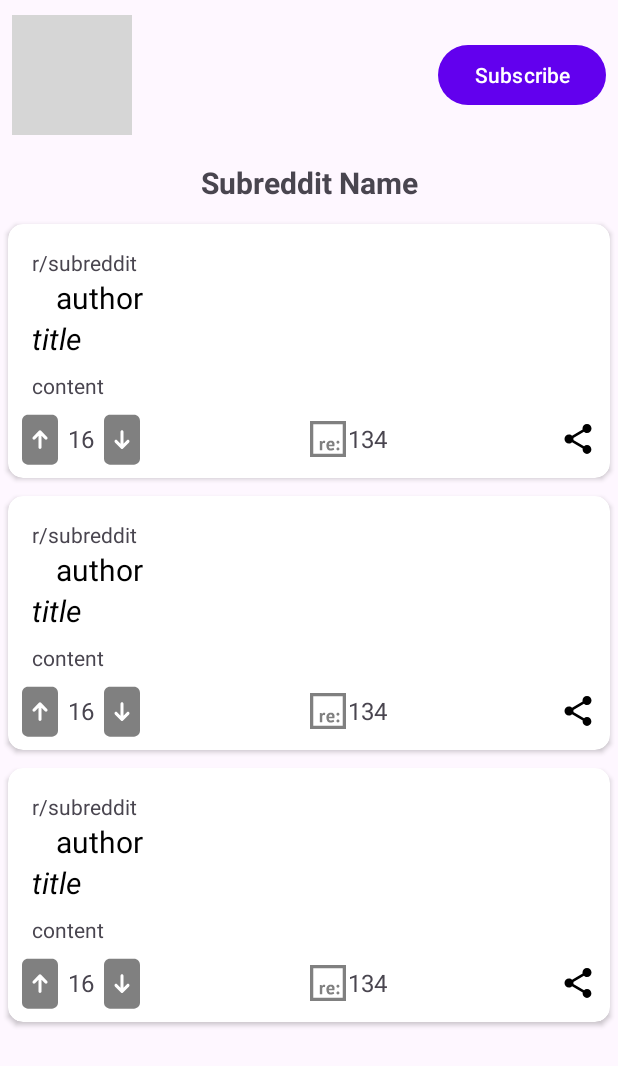
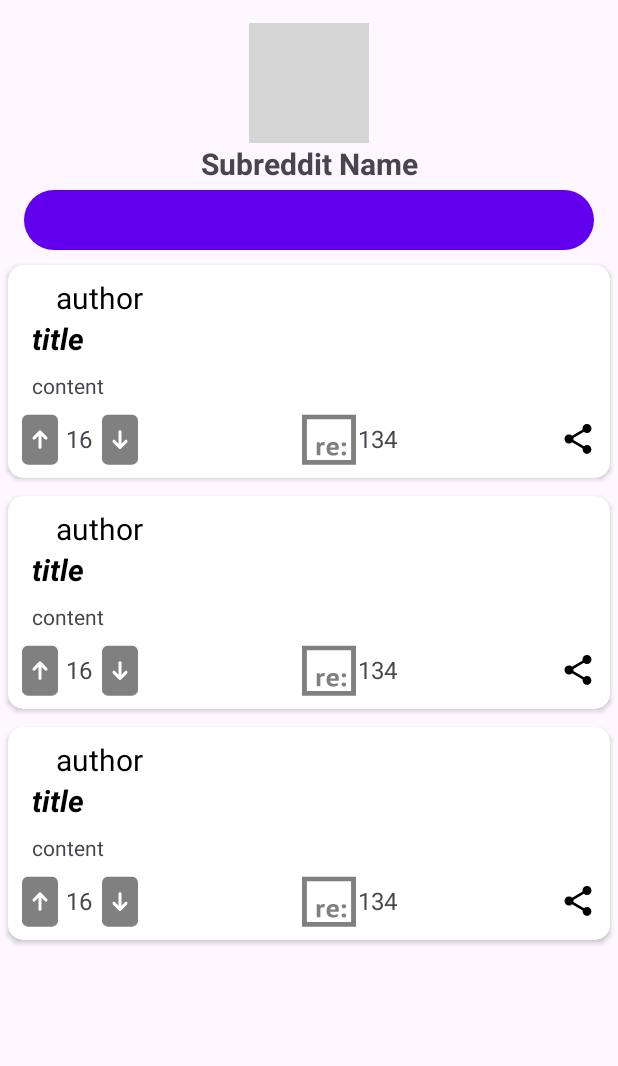
Before and after one commit to AntonVasilev2050/Humblrrr, an Android app: the layout fragment_posts.xml on its own in the app's theme, with its tools: preview values and no code run, on a phone screen of 412 x 824 dp. Shown: the top 1066 px of the screen. Run offline under Robolectric (Android 15) with nearby library versions, the phone set to English and light mode, and no system bars; grey boxes are pictures that could not be loaded.

```diff
--- a/app/src/main/java/com/avv2050soft/humblrrr/domain/repository/RedditRepository.kt
+++ b/app/src/main/java/com/avv2050soft/humblrrr/domain/repository/RedditRepository.kt
@@ -8,6 +8,7 @@ interface RedditRepository {
     suspend fun getNewSubreddits(afterKey: String): Response
     suspend fun getPopularSubreddits(afterKey: String): Response
     suspend fun searchSubreddits(query: String, afterKey: String): Response
+    suspend fun getComments(postId: String) : List<Response>
     suspend fun vote(dir: Int, id: String)
     suspend fun subscribeUnsubscribe(action: String, displayName: String)
     suspend fun getUserInfo(userName: String): UserInfo
@@ -15,4 +16,6 @@ interface RedditRepository {
     suspend fun loadFavoriteSubreddits(afterKey: String): Response
     suspend fun loadFavoritePosts(afterKey: String, userName: String, type: String): Response
     suspend fun getUserProfile(): UserProfile
+    suspend fun makeFriends(userName: String)
+    suspend fun doNotMakeFriends(userName: String)
 }
--- a/app/src/main/res/drawable/answer.xml
+++ b/app/src/main/res/drawable/answer.xml
@@ -1,6 +1,6 @@
 <vector xmlns:android="http://schemas.android.com/apk/res/android"
-    android:width="24dp"
-    android:height="26dp"
+    android:width="36dp"
+    android:height="36dp"
     android:viewportWidth="12"
     android:viewportHeight="13">
   <path
--- a/app/src/main/res/layout/fragment_posts.xml
+++ b/app/src/main/res/layout/fragment_posts.xml
@@ -9,33 +9,32 @@
     <ImageView
         android:id="@+id/imageViewSubredditImage"
         android:layout_width="0dp"
-        android:layout_height="100dp"
+        android:layout_height="85dp"
         android:scaleType="fitXY"
         app:layout_constraintEnd_toEndOf="parent"
         app:layout_constraintStart_toStartOf="parent"
-        app:layout_constraintTop_toTopOf="parent" />
+        app:layout_constraintTop_toTopOf="parent"
+        android:contentDescription="@string/subreddit_background_picture" />
 
     <TextView
         android:id="@+id/textViewSubredditName"
         android:layout_width="wrap_content"
         android:layout_height="wrap_content"
-        android:layout_marginTop="8dp"
         android:textSize="20sp"
         android:textStyle="bold"
         app:layout_constraintEnd_toEndOf="parent"
         app:layout_constraintStart_toStartOf="parent"
-        app:layout_constraintTop_toBottomOf="@+id/imageViewSubredditImage"
+        app:layout_constraintTop_toBottomOf="@+id/imageViewAvatar"
         tools:text="Subreddit Name" />
 
     <androidx.swiperefreshlayout.widget.SwipeRefreshLayout
         android:id="@+id/swipeRefresh"
-        android:layout_width="wrap_content"
+        android:layout_width="0dp"
         android:layout_height="0dp"
-        android:layout_marginTop="8dp"
         app:layout_constraintBottom_toBottomOf="parent"
         app:layout_constraintEnd_toEndOf="parent"
         app:layout_constraintStart_toStartOf="parent"
-        app:layout_constraintTop_toBottomOf="@+id/textViewSubredditName">
+        app:layout_constraintTop_toBottomOf="@+id/buttonSubscribe">
 
         <androidx.recyclerview.widget.RecyclerView
             android:id="@+id/recyclerViewPosts"
@@ -48,7 +47,7 @@
             app:layout_constraintBottom_toBottomOf="parent"
             app:layout_constraintEnd_toEndOf="parent"
             app:layout_constraintStart_toStartOf="parent"
-            app:layout_constraintTop_toBottomOf="@+id/textViewSubredditName"
+            app:layout_constraintTop_toBottomOf="@+id/buttonSubscribe"
             app:spanCount="1"
             tools:listitem="@layout/item_post" />
 
@@ -58,19 +57,23 @@
         android:id="@+id/imageViewAvatar"
         android:layout_width="80dp"
         android:layout_height="80dp"
-        android:layout_marginStart="8dp"
-        app:layout_constraintBottom_toBottomOf="@+id/imageViewSubredditImage"
-        app:layout_constraintStart_toStartOf="@+id/imageViewSubredditImage"
-        app:layout_constraintTop_toTopOf="@+id/imageViewSubredditImage"
-        tools:src="@tools:sample/avatars" />
+        android:layout_marginTop="-70dp"
+        app:layout_constraintEnd_toEndOf="parent"
+        app:layout_constraintStart_toStartOf="parent"
+        app:layout_constraintTop_toBottomOf="@+id/imageViewSubredditImage"
+        tools:src="@tools:sample/avatars"
+        android:contentDescription="@string/subreddit_logo" />
 
     <Button
         android:id="@+id/buttonSubscribe"
-        android:layout_width="wrap_content"
+        android:layout_width="0dp"
         android:layout_height="wrap_content"
-        android:layout_marginEnd="8dp"
-        android:text="Subscribe"
-        app:layout_constraintBottom_toBottomOf="@+id/imageViewSubredditImage"
-        app:layout_constraintEnd_toEndOf="@+id/imageViewSubredditImage"
-        app:layout_constraintTop_toTopOf="@+id/imageViewSubredditImage" />
+        android:layout_marginStart="16dp"
+        android:layout_marginEnd="16dp"
+        android:text=""
+        android:textSize="20sp"
+        app:layout_constraintEnd_toEndOf="parent"
+        app:layout_constraintStart_toStartOf="parent"
+        app:layout_constraintTop_toBottomOf="@+id/textViewSubredditName"
+        android:contentDescription="@string/subscribe_unsubscribe_the_reddit_button"/>
 </androidx.constraintlayout.widget.ConstraintLayout>
--- a/app/src/main/res/layout/item_post.xml
+++ b/app/src/main/res/layout/item_post.xml
@@ -13,16 +13,9 @@
         android:id="@+id/linearLayoutItemPost"
         android:layout_width="match_parent"
         android:layout_height="wrap_content"
-        android:layout_marginTop="16dp"
+        android:layout_marginTop="8dp"
         android:orientation="vertical"
         android:showDividers="middle">
-
-        <TextView
-            android:id="@+id/textViewSubreddit"
-            android:layout_width="match_parent"
-            android:layout_height="wrap_content"
-            android:layout_marginHorizontal="16dp"
-            tools:text="r/subreddit" />
 
         <TextView
             android:id="@+id/textViewAuthor"
@@ -42,7 +35,7 @@
             android:layout_marginBottom="8dp"
             android:textColor="@color/black"
             android:textSize="20sp"
-            android:textStyle="italic"
+            android:textStyle="bold|italic"
             tools:text="title" />
 
         <TextView
@@ -128,6 +121,5 @@
                 android:src="@drawable/baseline_share_24_black" />
 
         </androidx.appcompat.widget.LinearLayoutCompat>
-
     </LinearLayout>
 </androidx.cardview.widget.CardView>
--- a/app/src/main/res/values/strings.xml
+++ b/app/src/main/res/values/strings.xml
@@ -37,4 +37,7 @@
     <string name="be_friends">Be friends</string>
     <string name="don_t_be_friends">Don\'t be friends</string>
     <string name="reddit_s_image">Reddit\'s image</string>
+    <string name="subreddit_logo">Subreddit logo</string>
+    <string name="subreddit_background_picture">Subreddit background picture</string>
+    <string name="subscribe_unsubscribe_the_reddit_button">Subscribe-unsubscribe the reddit button</string>
 </resources>
```
Also changed, not shown: app/src/main/java/com/avv2050soft/humblrrr/data/api/RedditApi.kt (+21 -3 lines), app/src/main/java/com/avv2050soft/humblrrr/data/repository/RedditRepositoryImpl.kt (+12 -0 lines), app/src/main/java/com/avv2050soft/humblrrr/presentation/PostsFragment.kt (+18 -6 lines), app/src/main/java/com/avv2050soft/humblrrr/presentation/UserInfoFragment.kt (+47 -5 lines), app/src/main/java/com/avv2050soft/humblrrr/presentation/UserInfoViewModel.kt (+36 -1 lines), app/src/main/res/layout/fragment_user_info.xml (+10 -9 lines).
